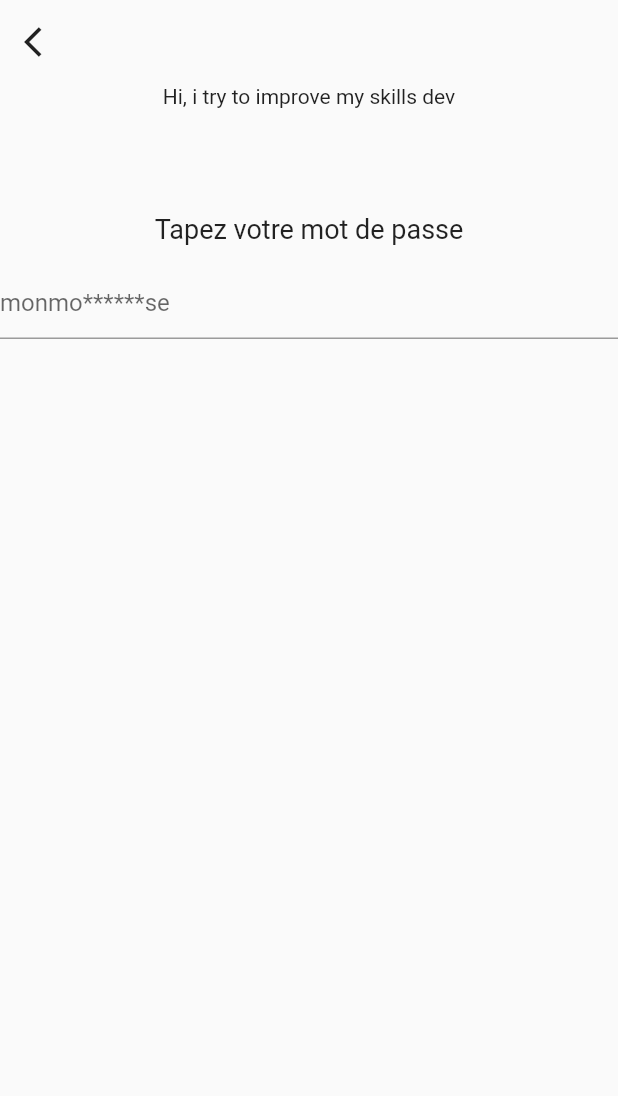
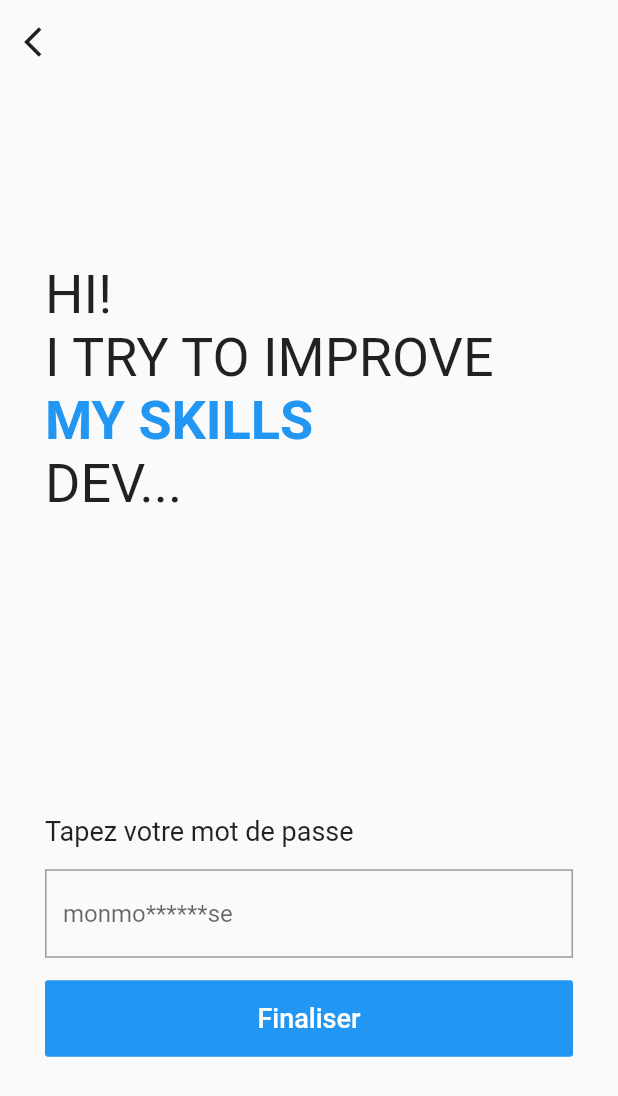
Before and after one commit to OD-ING/flutterappmobile, a Flutter app: the screen it shows after launch, on a phone screen of 412 x 824 dp. Shown: the top 1096 px of the screen. Run offline on Flutter 3.47's test engine with Material 2 defaults, Android fonts, the phone set to English and light mode, and no system bars.

Commit message:
initial commit

```diff
--- a/lib/screens/guest/Password.dart
+++ b/lib/screens/guest/Password.dart
@@ -26,14 +26,51 @@ class _PasswordScreenState extends State<PasswordScreen> {
             // title: Text('Sing in'),
           ),
           body: Center(
+            child: SingleChildScrollView(
+              padding: EdgeInsets.symmetric(
+                horizontal: 30.0
+              ),
               child: Column(
                 children: [
-                Text('Hi, i try to improve my skills dev'),
+                  Column(
+                    crossAxisAlignment: CrossAxisAlignment.start,
+                    children: [
+                        RichText(
+                          text: TextSpan(
+                            text: 'Hi!\n'.toUpperCase(),
+                            style: TextStyle(
+                              fontSize: 36.0,
+                              color: Colors.black87,
+                            ),
+                            children: [
+                              TextSpan(
+                                text: 'I try to improve\n'.toUpperCase(),
+                              ),
+                              TextSpan(
+                                text: 'my skills\n'.toUpperCase(),
+                                style: TextStyle(
+                                  color: Theme.of(context).primaryColor,
+                                  fontWeight: FontWeight.bold,
+                                ),
+                              ),
+                              TextSpan(
+                                text: 'dev...'.toUpperCase(),
+                              ),
+                            ],
+                        ),
+                      ),
+                      // Text(
+                      //   'Hi, i try to improve my skills dev',
+                      //   style: TextStyle(
+                      //     fontSize: 30,
+                      //   ),
+                      // ),
                       SizedBox(
-                  height: 70.0,
+                        height: 200.0,
                       ),
                       Form(
                         child: Column(
+                          crossAxisAlignment: CrossAxisAlignment.stretch,
                             children: [
                               Text('Tapez votre mot de passe',
                                 style: TextStyle(
@@ -46,12 +83,39 @@ class _PasswordScreenState extends State<PasswordScreen> {
                               TextFormField(
                                 decoration: InputDecoration(
                                   hintText: 'monmo******se',
+                                  border: OutlineInputBorder(
+                                    borderRadius: BorderRadius.circular(0.0),
+                                    borderSide: BorderSide(
+                                      color: Colors.yellow,
+                                    ),
+                                  ),
+                                ),
+                              ),
+                              SizedBox(
+                                height: 15.0,
+                              ),
+                              RaisedButton(
+                                onPressed: () {},
+                                elevation: 0,
+                                color: Theme.of(context).primaryColor,
+                                padding: EdgeInsets.symmetric(
+                                  vertical: 15.0,
+                                ),
+                                child: Text(
+                                  'Finaliser',
+                                  style: TextStyle(
+                                    color: Colors.white,
+                                    fontSize: 18,
+                                  ),
                                 ),
                               ),
                             ]
                         ),
                       ),
                     ],
+                  )
+                ],
+              ),
             ),
           ),
         ),
```
Lines whose indentation alone changed are shown as unchanged.
